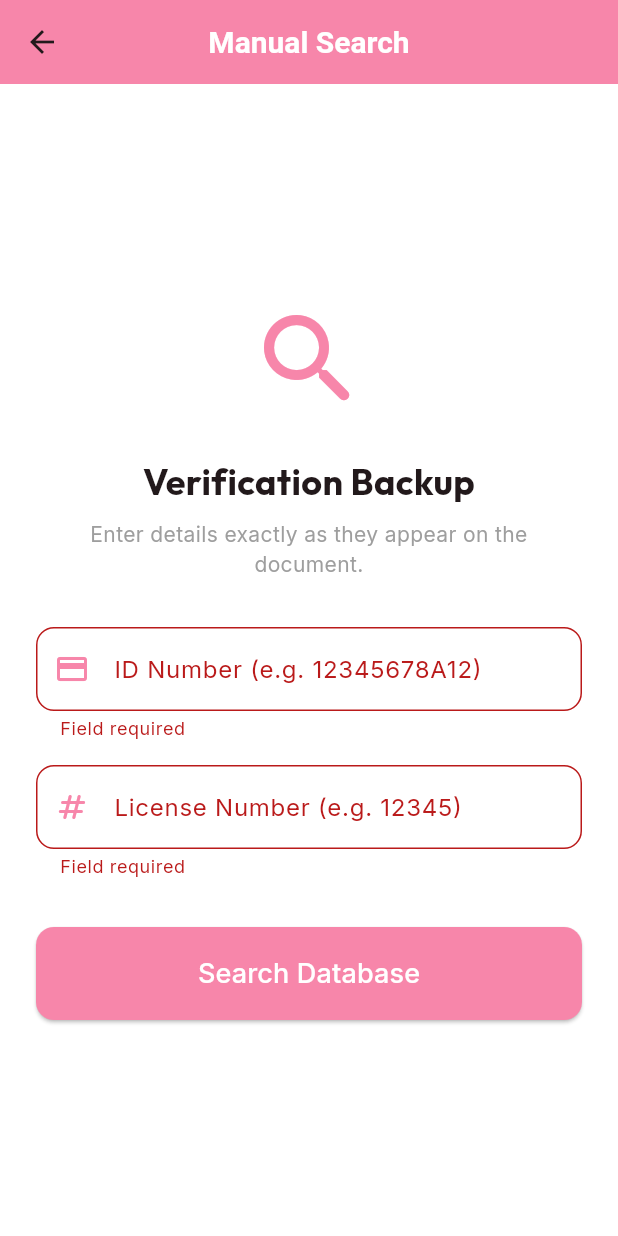
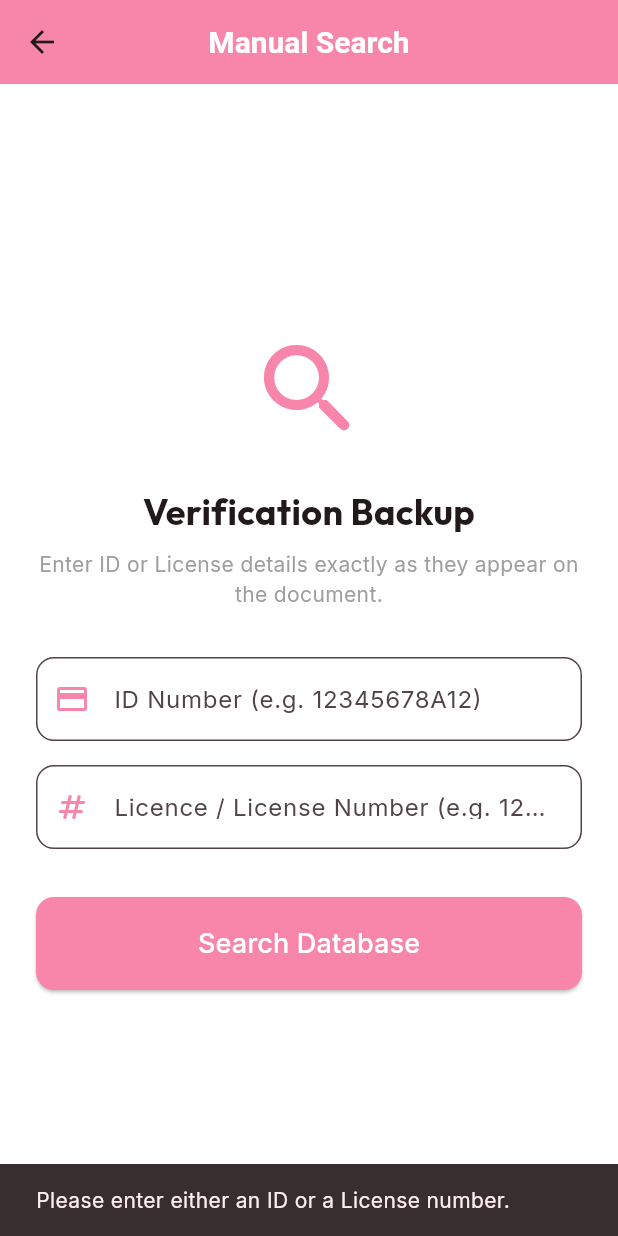
Before and after one commit to desmondnemaz/Driver-Licence-Verification-App, a Flutter app: the ManualSearchScreen screen opened directly, after a tap on "Search Database", on a phone screen of 412 x 824 dp. Run offline on Flutter 3.47's test engine with Material 3 defaults, Android fonts, the phone set to English and light mode, and no system bars; our stand-ins replace fl_chart, flutter_animate, google_fonts, image_picker, supabase_flutter, timeago; missing offline and left inert: mobile_scanner; accounts and stored records are empty.

Commit message:
Initial commit: refectored searching eithe by id or license number, admin can assign change roles

```diff
--- a/lib/core/services/supabase_service.dart
+++ b/lib/core/services/supabase_service.dart
@@ -150,11 +150,12 @@ class SupabaseService {
   }
 
   static Future<Driver?> getDriver(
-    String idNumber,
+    String? idNumber,
     String? licenseNumber,
   ) async {
     try {
-      // 1. Try by ID Number join with licenses and certificates
+      // 1. Try by ID Number if provided
+      if (idNumber != null && idNumber.isNotEmpty) {
         final dataById = await client
             .from('drivers')
             .select('*, driver_licenses(*), defensive_certificates(*)')
@@ -163,6 +164,7 @@ class SupabaseService {
 
         if (dataById != null) {
           return Driver.fromJson(dataById);
+        }
       }
 
       // 2. If provided, try by License Number
--- a/lib/features/admin/presentation/screens/user_management_screen.dart
+++ b/lib/features/admin/presentation/screens/user_management_screen.dart
@@ -405,7 +405,10 @@ class _UserManagementScreenState extends State<UserManagementScreen> {
                     ),
                     DropdownMenuItem(value: 'MOH_OFFICER', child: Text('MOH')),
                   ],
-                  onChanged: (newRole) => _updateRole(id, newRole),
+                  onChanged:
+                      id == SupabaseService.client.auth.currentUser?.id
+                          ? null
+                          : (newRole) => _updateRole(id, newRole),
                 ),
                 const Spacer(),
                 TextButton(
--- a/lib/features/license_verifier/presentation/screens/manual_search_screen.dart
+++ b/lib/features/license_verifier/presentation/screens/manual_search_screen.dart
@@ -19,16 +19,27 @@ class _ManualSearchScreenState extends State<ManualSearchScreen> {
   bool _isLoading = false;
 
   Future<void> _handleSearch() async {
-    if (!_formKey.currentState!.validate()) return;
+    final idText = _idController.text.trim();
+    final licenseText = _licenseController.text.trim();
+
+    if (idText.isEmpty && licenseText.isEmpty) {
+      ScaffoldMessenger.of(context).showSnackBar(
+        const SnackBar(content: Text('Please enter either an ID or a License number.')),
+      );
+      return;
+    }
 
     setState(() => _isLoading = true);
 
     try {
       // Strip hyphens and spaces from ID number
-      final cleanId = _idController.text.replaceAll(RegExp(r'[-\s]'), '').toUpperCase();
-      final cleanLicense = _licenseController.text.trim().toUpperCase();
+      final cleanId = idText.replaceAll(RegExp(r'[-\s]'), '').toUpperCase();
+      final cleanLicense = licenseText.toUpperCase();
 
-      final driver = await SupabaseService.getDriver(cleanId, cleanLicense);
+      final driver = await SupabaseService.getDriver(
+        cleanId.isEmpty ? null : cleanId,
+        cleanLicense.isEmpty ? null : cleanLicense,
+      );
 
       if (!mounted) return;
 
@@ -79,7 +90,7 @@ class _ManualSearchScreenState extends State<ManualSearchScreen> {
                   ),
                   const SizedBox(height: 8),
                   const Text(
-                    'Enter details exactly as they appear on the document.',
+                    'Enter ID or License details exactly as they appear on the document.',
                     textAlign: TextAlign.center,
                     style: TextStyle(color: Colors.grey),
                   ),
@@ -92,7 +103,7 @@ class _ManualSearchScreenState extends State<ManualSearchScreen> {
                   const SizedBox(height: 16),
                   _buildTextField(
                     _licenseController,
-                    'License Number (e.g. 12345)',
+                    'Licence / License Number (e.g. 12345)',
                     Icons.numbers_rounded,
                   ),
                   const SizedBox(height: 32),
@@ -128,7 +139,7 @@ class _ManualSearchScreenState extends State<ManualSearchScreen> {
         filled: true,
         fillColor: Colors.white,
       ),
-      validator: (val) => val!.isEmpty ? 'Field required' : null,
+      // No validator here anymore, handled in _handleSearch
     );
   }
 }
```
Also changed, not shown: lib/features/license_verifier/presentation/screens/result_screen.dart (+7 -1 lines). Lines whose indentation alone changed are shown as unchanged.
